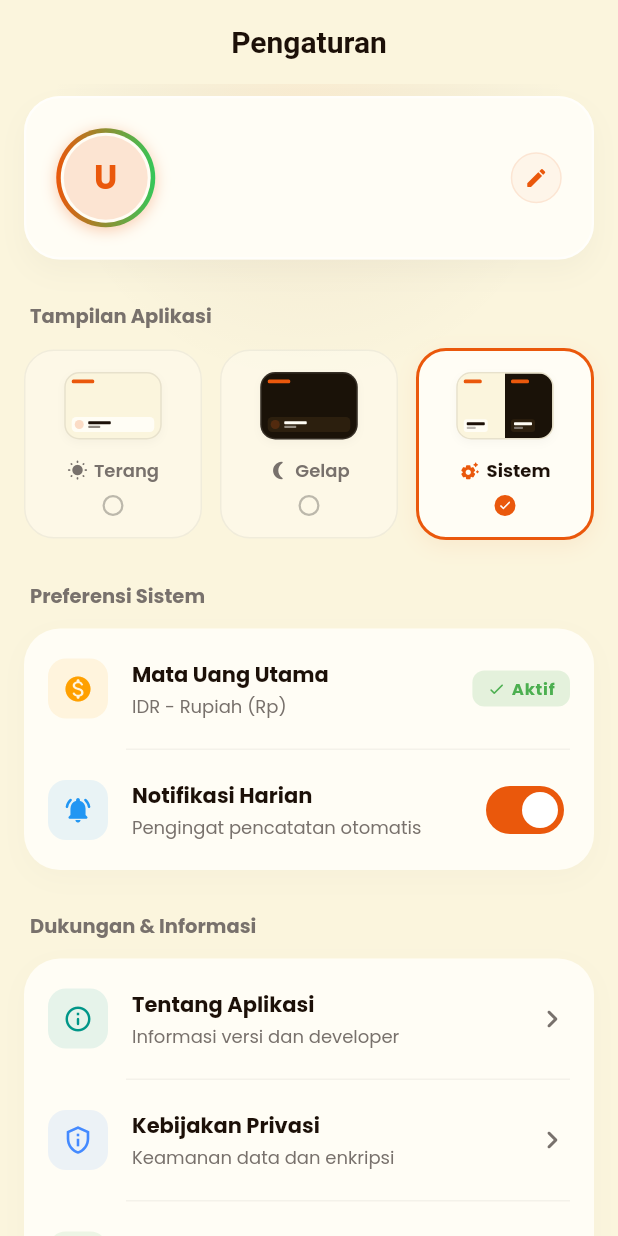
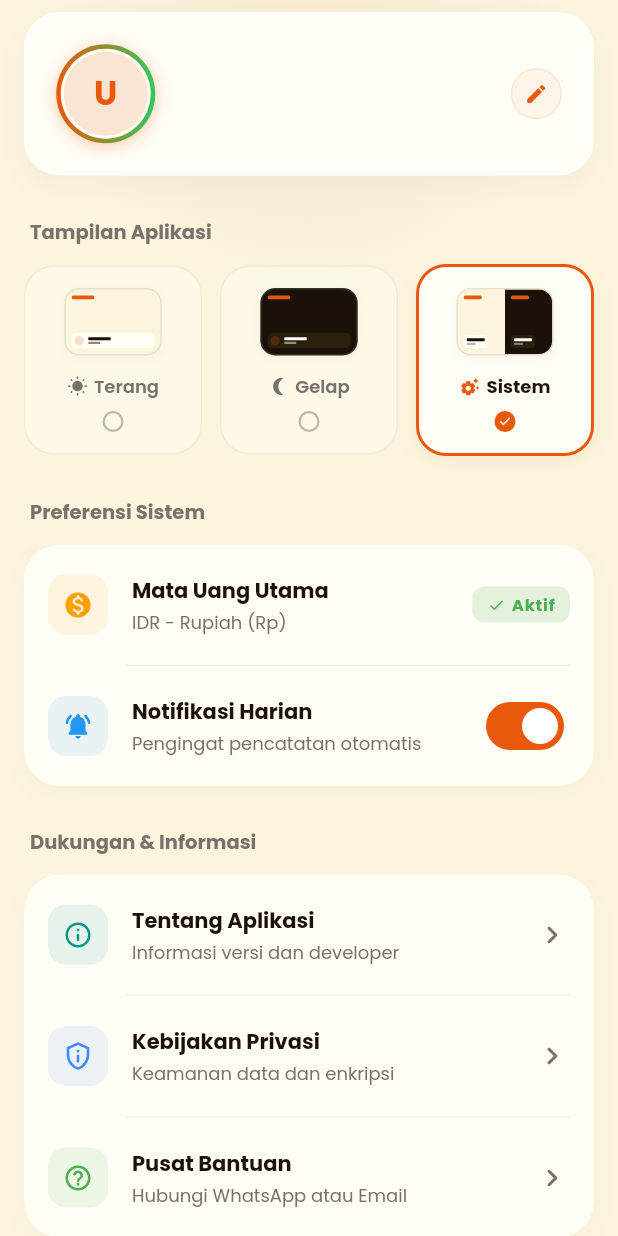
Before and after one commit to Umam07/Uangku, a Flutter app: the SettingsScreen screen opened directly, on a phone screen of 412 x 824 dp. Run offline on Flutter 3.47's test engine with Material 3 defaults, Android fonts, the phone set to English and light mode, and no system bars; our stand-ins replace fl_chart, google_fonts, shared_preferences; accounts and stored records are empty.

Commit message:
style: remove redundant appbar titles from history, report, and settings screens

```diff
--- a/lib/screens/settings_screen.dart
+++ b/lib/screens/settings_screen.dart
@@ -606,16 +606,6 @@ class _SettingsScreenState extends State<SettingsScreen> {
     final photo = _userData?['photo'] ?? '';
 
     return Scaffold(
-      appBar: AppBar(
-        title: Text(
-          'Pengaturan',
-          style: TextStyle(
-            color: isDark ? AppColors.textPrimaryDark : AppColors.textPrimary,
-            fontWeight: FontWeight.bold,
-          ),
-        ),
-        automaticallyImplyLeading: false,
-      ),
       body: Stack(
         children: [
           // Top Decorative Gradient Glow
```
Also changed, not shown: lib/screens/history_screen.dart (+0 -10 lines), lib/screens/report_screen.dart (+0 -10 lines).
